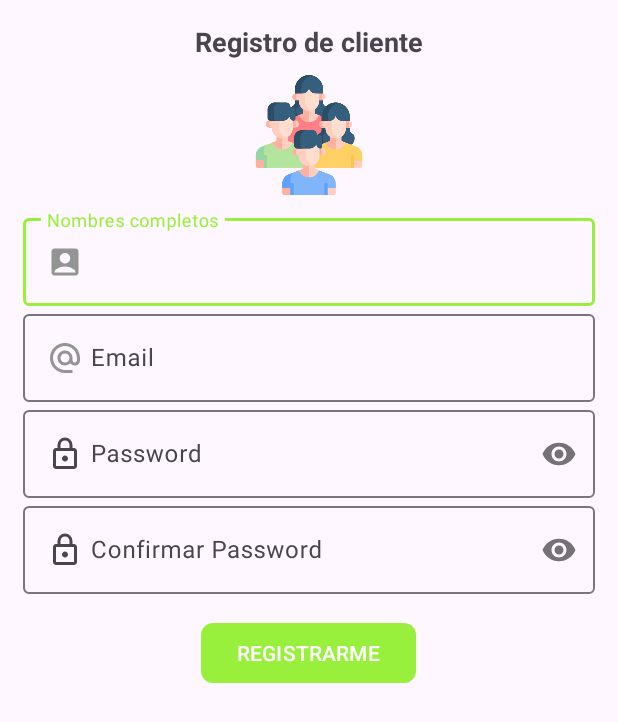
After one commit to H3721N/My_Virtual_Store, an Android app: the layout activity_registro_clientes.xml on its own in the app's theme, with its tools: preview values and no code run, on a phone screen of 412 x 824 dp. The commit adds this screen. Shown: the top 722 px of the screen. Run offline under Robolectric (Android 15) with nearby library versions, the phone set to English and light mode, and no system bars.

```diff
--- a/app/src/main/AndroidManifest.xml
+++ b/app/src/main/AndroidManifest.xml
@@ -15,6 +15,9 @@
         android:supportsRtl="true"
         android:theme="@style/Theme.Mi_Tiendita_Virtual"
         tools:targetApi="31">
+        <activity
+            android:name=".cliente.Nav_Fragments_Cliente.RegistroClientesActivity"
+            android:exported="false" />
         <activity
             android:name=".vendedor.LoginVendedorActivity"
             android:exported="false" />
--- /dev/null
+++ b/app/src/main/res/layout/activity_registro_clientes.xml
@@ -0,0 +1,112 @@
+<?xml version="1.0" encoding="utf-8"?>
+<ScrollView
+    xmlns:android="http://schemas.android.com/apk/res/android"
+    xmlns:app="http://schemas.android.com/apk/res-auto"
+    xmlns:tools="http://schemas.android.com/tools"
+    android:id="@+id/main"
+    android:layout_width="match_parent"
+    android:layout_height="match_parent"
+    tools:context=".cliente.Nav_Fragments_Cliente.RegistroClientesActivity">
+
+    <LinearLayout
+        android:layout_width="match_parent"
+        android:layout_height="wrap_content"
+        android:orientation="vertical"
+        android:padding="15dp" >
+
+        <TextView
+            android:text="@string/txtRegistroC"
+            android:layout_gravity="center"
+            android:textSize="18sp"
+            android:textStyle="bold"
+            android:layout_width="wrap_content"
+            android:layout_height="wrap_content"
+
+            />
+
+        <ImageView
+            android:layout_gravity="center"
+            android:src="@drawable/registro_clientes"
+            android:layout_width="80dp"
+            android:layout_height="80dp"
+            android:layout_marginTop="10dp"
+            android:layout_marginBottom="10dp"
+            />
+
+        <com.google.android.material.textfield.TextInputLayout
+            android:layout_width="match_parent"
+            android:layout_height="wrap_content"
+            >
+            <EditText
+                android:id="@+id/etNombreC"
+                android:layout_width="match_parent"
+                android:layout_height="wrap_content"
+                android:hint="@string/etNombreC"
+                android:inputType="textPersonName|textCapWords"
+                android:drawableStart="@drawable/icon_nombres"
+                android:drawablePadding="5dp"
+                />
+
+        </com.google.android.material.textfield.TextInputLayout>
+        <com.google.android.material.textfield.TextInputLayout
+            android:layout_width="match_parent"
+            android:layout_height="wrap_content"
+            >
+            <EditText
+                android:id="@+id/etEmail"
+                android:layout_width="match_parent"
+                android:layout_height="wrap_content"
+                android:hint="@string/etEmail"
+                android:inputType="textEmailAddress"
+                android:drawableStart="@drawable/icon_email"
+                android:drawablePadding="5dp"
+                />
+
+        </com.google.android.material.textfield.TextInputLayout>
+        <com.google.android.material.textfield.TextInputLayout
+            android:layout_width="match_parent"
+            android:layout_height="wrap_content"
+            app:passwordToggleEnabled="true"
+            >
+            <EditText
+                android:id="@+id/etPassword"
+                android:layout_width="match_parent"
+                android:layout_height="wrap_content"
+                android:hint="@string/etPassword"
+                android:inputType="textPassword"
+                android:drawableStart="@drawable/icon_password"
+                android:drawablePadding="5dp"
+                />
+
+        </com.google.android.material.textfield.TextInputLayout>
+        <com.google.android.material.textfield.TextInputLayout
+            android:layout_width="match_parent"
+            android:layout_height="wrap_content"
+            app:passwordToggleEnabled="true"
+            >
+            <EditText
+                android:id="@+id/etConfirmarPassword"
+                android:layout_width="match_parent"
+                android:layout_height="wrap_content"
+                android:hint="@string/etConfirmarPassword"
+                android:inputType="textPassword"
+                android:drawableStart="@drawable/icon_password"
+                android:drawablePadding="5dp"
+                />
+
+        </com.google.android.material.textfield.TextInputLayout>
+
+        <com.google.android.material.button.MaterialButton
+            android:id="@+id/btnRegistrarC"
+            android:layout_width="wrap_content"
+            android:layout_height="wrap_content"
+            android:textAllCaps="true"
+            app:cornerRadius="8dp"
+            android:layout_marginTop="15dp"
+            android:layout_gravity="center"
+            android:text="@string/btnRegistrarC"
+            />
+    </LinearLayout>
+
+
+</ScrollView>
--- a/app/src/main/res/values/strings.xml
+++ b/app/src/main/res/values/strings.xml
@@ -29,10 +29,10 @@
     <!--Registro de vendedor -->
 
     <string name="txtRegistroV">Registro de Vendedor</string>
-    <string name="etNombreV">Nombres completos</string>
-    <string name="etEmailV">Email</string>
-    <string name="etPasswordV">Password</string>
-    <string name="etConfirmarPasswordB">Confirmar Password</string>
+    <string name="etNombre">Nombres completos</string>
+    <string name="etEmail">Email</string>
+    <string name="etPassword">Password</string>
+    <string name="etConfirmarPassword">Confirmar Password</string>
     <string name="btnRegistrarV">Registrarme</string>
 
     <!--Login de vendedor -->
@@ -48,4 +48,9 @@
     <string name="txtMisOrdenesC">Mis Ordenes</string>
     <string name="txtTiendaC">Tienda</string>
 
+
+    <!--Registro de clientes-->
+    <string name="txtRegistroC">Registro de cliente</string>
+    <string name="etNombreC">Nombres completos</string>
+    <string name="btnRegistrarC">Registrarme</string>
 </resources>
```
Also changed, not shown: app/src/main/res/drawable/registro_clientes.png (added).
